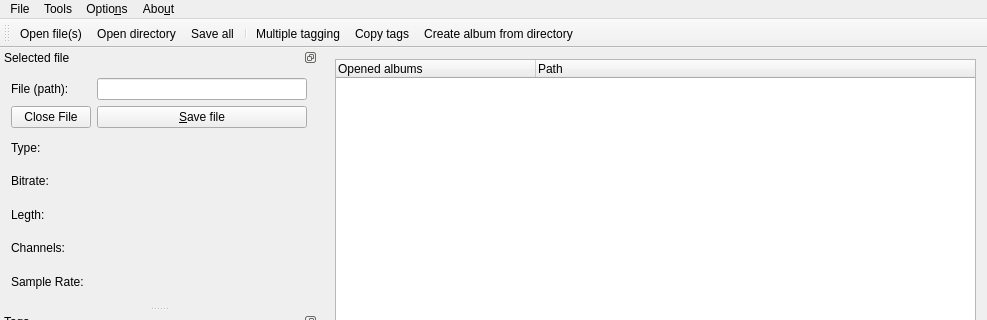
Qt form src/ui/mainwindow.ui (amethystant/Qtag) before a commit; both pictures show x 0 to 987 and y 0 to 320 of the 987 by 643 pixel window.
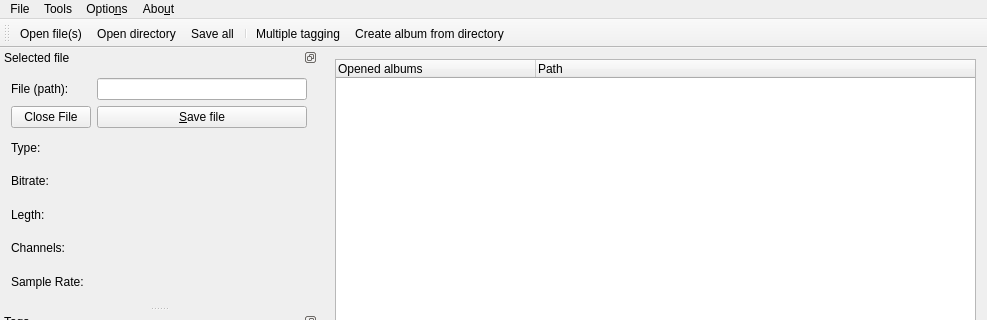
The same form after that commit. Icons and pictures are not drawn.

Commit message: Removed the dialog for copying tags. Removed the action from mainwindow.ui, removed methods connected to the action, removed the icon for this action, removed the class CopyTagsDialog

```diff
--- a/src/ui/mainwindow.ui
+++ b/src/ui/mainwindow.ui
@@ -117,7 +117,6 @@
    <addaction name="actionSaveAll"/>
    <addaction name="separator"/>
    <addaction name="actionMultipleTagging"/>
-   <addaction name="actionCopy_tags"/>
    <addaction name="actionCreateAlbumFromDirectory"/>
   </widget>
   <widget class="QStatusBar" name="statusBar"/>
@@ -323,14 +322,6 @@
     <string>Ctrl+M</string>
    </property>
   </action>
-  <action name="actionCopy_tags">
-   <property name="text">
-    <string>Copy tags...</string>
-   </property>
-   <property name="shortcut">
-    <string>Ctrl+Shift+C</string>
-   </property>
-  </action>
   <action name="actionCreateAlbumFromDirectory">
    <property name="text">
     <string>Create album &amp;from directory...</string>
```
Left out of the diff: 1 changed line with no effect on the pictures. The commit also changes 7 other files.
